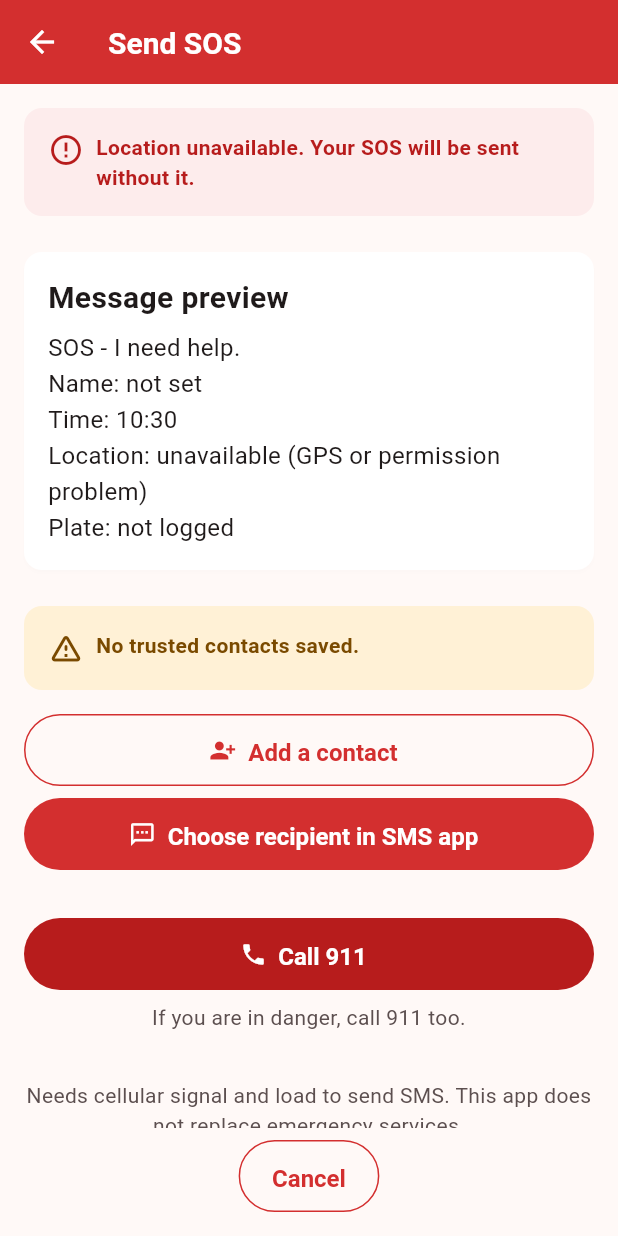
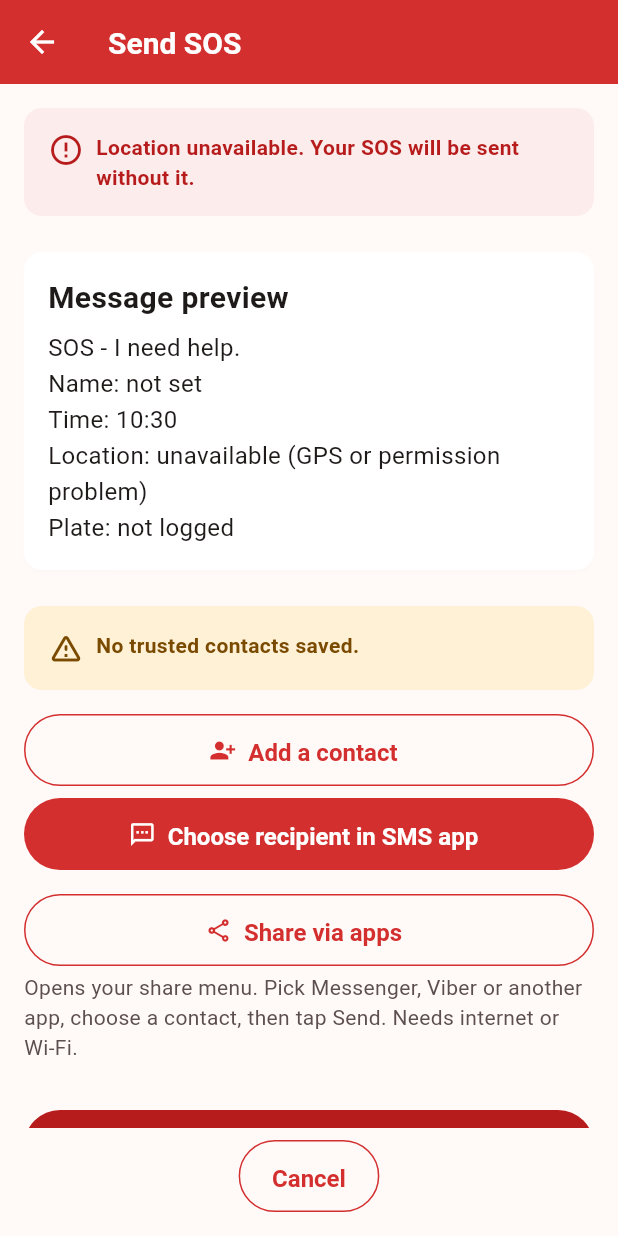
Before and after one commit to Glitch-0-CPO1/Tadaima-app, a Flutter app: the SosConfirmScreen screen opened directly, on a phone screen of 412 x 824 dp. Run offline on Flutter 3.47's test engine with Material 3 defaults, Android fonts, the phone set to English and light mode, and no system bars; our stand-ins replace geolocator, share_plus, shared_preferences; accounts and stored records are empty.

Commit message:
Add share via apps and primary contact

```diff
--- a/lib/models/contact.dart
+++ b/lib/models/contact.dart
@@ -9,6 +9,7 @@ class Contact {
     required this.name,
     required this.relationship,
     required this.phone,
+    this.isPrimary = false,
   });
 
   /// Unique id for this contact. Used to delete the right card later.
@@ -17,6 +18,7 @@ class Contact {
   final String name;
   final String relationship;
   final String phone;
+  final bool isPrimary;
 
   /// Converts the contact to a plain map so it can be saved as JSON.
   Map<String, dynamic> toJson() => <String, dynamic>{
@@ -24,18 +26,41 @@ class Contact {
         'name': name,
         'relationship': relationship,
         'phone': phone,
+        'isPrimary': isPrimary,
       };
 
   /// Rebuilds a [Contact] from stored JSON.
   ///
   /// Missing or wrongly typed values fall back to empty strings so a single
-  /// bad record can never crash the app.
+  /// bad record can never crash the app. Missing [isPrimary] defaults to false
+  /// so old saved data still loads.
   factory Contact.fromJson(Map<String, dynamic> json) {
+    final isPrimaryValue = json['isPrimary'];
+    final isPrimary = isPrimaryValue is bool ? isPrimaryValue : false;
+
     return Contact(
       id: json['id']?.toString() ?? '',
       name: json['name']?.toString() ?? '',
       relationship: json['relationship']?.toString() ?? '',
       phone: json['phone']?.toString() ?? '',
+      isPrimary: isPrimary,
+    );
+  }
+
+  /// Returns a copy of this contact with some fields changed.
+  Contact copyWith({
+    String? id,
+    String? name,
+    String? relationship,
+    String? phone,
+    bool? isPrimary,
+  }) {
+    return Contact(
+      id: id ?? this.id,
+      name: name ?? this.name,
+      relationship: relationship ?? this.relationship,
+      phone: phone ?? this.phone,
+      isPrimary: isPrimary ?? this.isPrimary,
     );
   }
 }
--- a/lib/screens/sos_confirm_screen.dart
+++ b/lib/screens/sos_confirm_screen.dart
@@ -11,6 +11,7 @@ import '../theme/app_colors.dart';
 import '../theme/app_text_styles.dart';
 import '../theme/app_theme.dart';
 import '../widgets/recipient_send_list.dart';
+import '../widgets/share_via_apps_button.dart';
 
 /// The "Send SOS" screen.
 ///
@@ -173,6 +174,10 @@ class _SosConfirmScreenState extends State<SosConfirmScreen> {
                       contacts: contacts,
                       buildMessage: () => _messageForSend(name, recentRide),
                     ),
+                  const SizedBox(height: AppTheme.spaceMd),
+                  ShareViaAppsButton(
+                    messageBuilder: () => _messageForSend(name, recentRide),
+                  ),
                   const SizedBox(height: AppTheme.spaceXl),
                   FilledButton.icon(
                     onPressed: _call911,
--- a/lib/screens/tadaima_screen.dart
+++ b/lib/screens/tadaima_screen.dart
@@ -8,6 +8,7 @@ import '../theme/app_colors.dart';
 import '../theme/app_text_styles.dart';
 import '../theme/app_theme.dart';
 import '../widgets/recipient_send_list.dart';
+import '../widgets/share_via_apps_button.dart';
 
 /// The "I'm home safe" screen opened from the Home tab.
 ///
@@ -72,6 +73,8 @@ class TadaimaScreen extends StatelessWidget {
                 // Tadaima safe-arrival actions use the orange accent.
                 actionStyle: AppTheme.accentButtonStyle,
               ),
+            const SizedBox(height: AppTheme.spaceMd),
+            ShareViaAppsButton(message: message),
             const SizedBox(height: AppTheme.spaceXl),
             OutlinedButton(
               onPressed: () => Navigator.of(context).pop(),
--- /dev/null
+++ b/lib/widgets/share_via_apps_button.dart
@@ -0,0 +1,91 @@
+import 'package:flutter/material.dart';
+import 'package:share_plus/share_plus.dart';
+
+import '../theme/app_colors.dart';
+import '../theme/app_text_styles.dart';
+import '../theme/app_theme.dart';
+
+/// A reusable button that opens the system share sheet with a message.
+///
+/// The button takes either a [message] string or a [messageBuilder] that
+/// produces it. This lets callers wait for location data (like the SMS flow)
+/// before sharing, matching the existing behaviour.
+class ShareViaAppsButton extends StatelessWidget {
+  const ShareViaAppsButton({
+    super.key,
+    this.message,
+    this.messageBuilder,
+    this.caption =
+        'Opens your share menu. Pick Messenger, Viber or another app, choose a contact, then tap Send. Needs internet or Wi-Fi.',
+  }) : assert(
+          message != null || messageBuilder != null,
+          'Either message or messageBuilder must be provided',
+        );
+
+  /// The message to share, if it is already known.
+  final String? message;
+
+  /// Builds the message to share. Useful when the message depends on location
+  /// that may still be loading.
+  final Future<String> Function()? messageBuilder;
+
+  /// Caption shown below the button.
+  final String caption;
+
+  Future<void> _share(BuildContext context) async {
+    String textToShare;
+    if (message != null) {
+      textToShare = message!;
+    } else if (messageBuilder != null) {
+      try {
+        textToShare = await messageBuilder!();
+      } catch (_) {
+        if (!context.mounted) {
+          return;
+        }
+        ScaffoldMessenger.of(context).showSnackBar(
+          const SnackBar(content: Text('Could not prepare the message.')),
+        );
+        return;
+      }
+    } else {
+      return;
+    }
+
+    try {
+      await SharePlus.instance.share(
+        ShareParams(text: textToShare),
+      );
+    } catch (_) {
+      if (!context.mounted) {
+        return;
+      }
+      ScaffoldMessenger.of(context).showSnackBar(
+        const SnackBar(content: Text('Could not open the share menu.')),
+      );
+    }
+  }
+
+  @override
+  Widget build(BuildContext context) {
+    return Column(
+      crossAxisAlignment: CrossAxisAlignment.stretch,
+      children: [
+        Semantics(
+          label: 'Share via apps',
+          button: true,
+          child: OutlinedButton.icon(
+            onPressed: () => _share(context),
+            icon: const Icon(Icons.share_outlined),
+            label: const Text('Share via apps'),
+          ),
+        ),
+        const SizedBox(height: AppTheme.spaceXs),
+        Text(
+          caption,
+          style: AppTextStyles.caption.copyWith(color: AppColors.textSecondary),
+        ),
+      ],
+    );
+  }
+}
--- a/pubspec.yaml
+++ b/pubspec.yaml
@@ -38,6 +38,7 @@ dependencies:
   url_launcher: ^6.3.3
   provider: ^6.1.5+1
   shared_preferences: ^2.5.6
+  share_plus: ^13.3.1
 
 dev_dependencies:
   flutter_test:
```
Also changed, not shown: lib/providers/contacts_provider.dart (+41 -2 lines), lib/screens/contacts_screen.dart (+70 -4 lines), lib/widgets/recipient_send_list.dart (+48 -7 lines), 1 other file.
